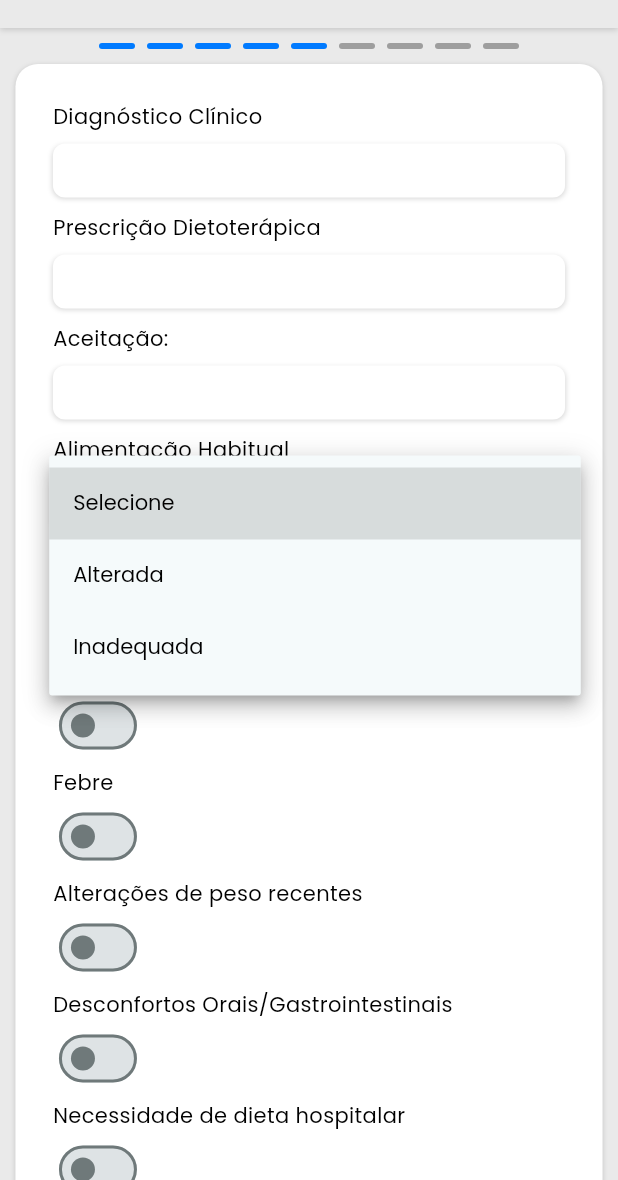
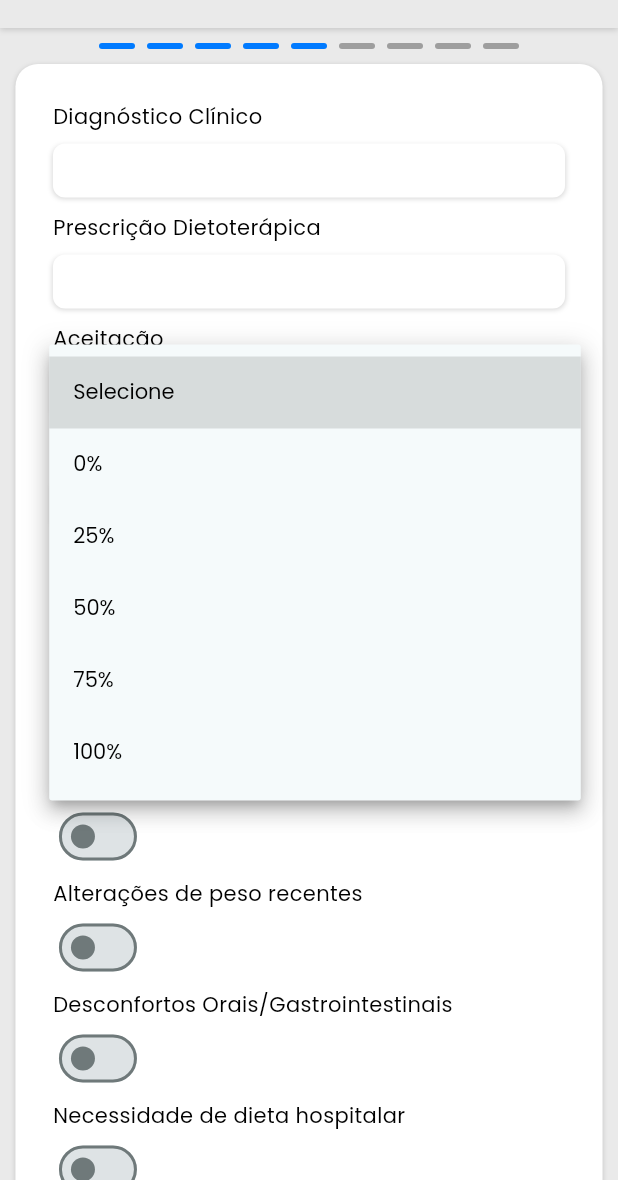
Before and after one commit to NutriClin/nutriclin, a Flutter app: the HospitalAtendimentoDadosClinicosNutricionaisPage widget shown alone on an empty page, opened directly, after a tap on "Selecione", on a phone screen of 412 x 824 dp, the part 56-1236 px from its top. Run offline on Flutter 3.47's test engine with Material 3 defaults, Android fonts, the phone set to English and light mode, and no system bars; our stand-ins replace cloud_firestore, firebase_auth, firebase_core, flutter_secure_storage, flutter_svg, package_info_plus and 2 more; accounts and stored records are empty.

```diff
--- a/nutri_app/lib/pages/atendimentos/hospital/hospital_atendimento_dados_clinicos_nutricionais.dart
+++ b/nutri_app/lib/pages/atendimentos/hospital/hospital_atendimento_dados_clinicos_nutricionais.dart
@@ -24,7 +24,6 @@ class _HospitalAtendimentoDadosClinicosNutricionaisPageState
   // Controllers para campos de texto
   final TextEditingController _diagnosticoController = TextEditingController();
   final TextEditingController _prescricaoController = TextEditingController();
-  final TextEditingController _acetaceboController = TextEditingController();
   final TextEditingController _alimentacaoHabitualController =
       TextEditingController();
   final TextEditingController _especificarAlimentacaoController =
@@ -54,6 +53,7 @@ class _HospitalAtendimentoDadosClinicosNutricionaisPageState
 
   String selectedAlimentacaoHabitual = 'Selecione';
   String selectedCondicaoFuncional = 'Selecione';
+  String selectedAceitacao = 'Selecione';
 
   // Estados para os switches/checkboxes
   bool _doencaAnterior = false;
@@ -82,7 +82,6 @@ class _HospitalAtendimentoDadosClinicosNutricionaisPageState
     // Dispose de todos os controllers
     _diagnosticoController.dispose();
     _prescricaoController.dispose();
-    _acetaceboController.dispose(); // Novo dispose
     _alimentacaoHabitualController.dispose();
     _especificarAlimentacaoController.dispose();
     _doencaAnteriorController.dispose();
@@ -109,17 +108,19 @@ class _HospitalAtendimentoDadosClinicosNutricionaisPageState
       // Controllers de texto
       _diagnosticoController.text = dados['diagnostico_clinico'] ?? '';
       _prescricaoController.text = dados['prescricao_dietoterapica'] ?? '';
-      _acetaceboController.text = dados['aceitacao'] ?? '';
       _alimentacaoHabitualController.text =
           dados['resumo_alimentacao_habitual'] ?? '';
-      _doencaAnteriorController.text = dados['doencaAnteriorDesc'] ?? '';
+      _doencaAnteriorController.text = dados['resumo_doenca_anterior'] ?? '';
       _cirurgiaController.text = dados['cirurgiaDesc'] ?? '';
       _quantoPesoController.text = dados['quantidade_perca_peso_recente'] ?? '';
-      _qualDietaController.text = dados['resumo_necessidade_dieta_hospitalar'] ?? '';
-      _tipoSuplementacaoController.text = dados['resumo_suplemento_nutricional'] ?? '';
+      _qualDietaController.text =
+          dados['resumo_necessidade_dieta_hospitalar'] ?? '';
+      _tipoSuplementacaoController.text =
+          dados['resumo_suplemento_nutricional'] ?? '';
       _especificarCondicaoController.text =
           dados['resumo_condicao_funcional'] ?? '';
-      _medicamentosController.text = dados['resumo_medicamentos_vitaminas_minerais_prescritos'] ?? '';
+      _medicamentosController.text =
+          dados['resumo_medicamentos_vitaminas_minerais_prescritos'] ?? '';
       _examesLaboratoriaisController.text =
           dados['resumo_exames_laboratoriais'] ?? '';
       _exameFisicoController.text = dados['resumo_exame_fisico'] ?? '';
@@ -129,6 +130,7 @@ class _HospitalAtendimentoDadosClinicosNutricionaisPageState
           dados['alimentacao_habitual']?.toString() ?? 'Selecione';
       selectedCondicaoFuncional =
           dados['possui_condicao_funcional']?.toString() ?? 'Selecione';
+      selectedAceitacao = dados['aceitacao']?.toString() ?? 'Selecione';
 
       _alimentacaoInadequada = selectedAlimentacaoHabitual == 'Inadequada';
       _condicaoFuncional = selectedCondicaoFuncional == 'Desfavorável';
@@ -150,7 +152,7 @@ class _HospitalAtendimentoDadosClinicosNutricionaisPageState
     await _atendimentoService.salvarDadosClinicosNutricionais(
       diagnostico: _diagnosticoController.text,
       prescricao: _prescricaoController.text,
-      aceitacao: _acetaceboController.text,
+      aceitacao: selectedAceitacao,
       alimentacaoHabitual: selectedAlimentacaoHabitual,
       especificarAlimentacao: _alimentacaoHabitualController.text,
       doencaAnterior: _doencaAnterior,
@@ -199,6 +201,11 @@ class _HospitalAtendimentoDadosClinicosNutricionaisPageState
         _especificarCondicaoController.clear();
       }
     });
+  }
+
+  void _onAceitacaoChanged(String? value) {
+    if (value == null) return;
+    setState(() => selectedAceitacao = value);
   }
 
   void _proceedToNext() {
@@ -271,10 +278,18 @@ class _HospitalAtendimentoDadosClinicosNutricionaisPageState
                           keyboardType: TextInputType.text,
                         ),
                         SizedBox(height: espacamentoCards),
-                        CustomInput(
-                          label: 'Aceitação:',
-                          controller: _acetaceboController,
-                          keyboardType: TextInputType.text,
+                        CustomDropdown(
+                          label: 'Aceitação',
+                          value: selectedAceitacao,
+                          items: const [
+                            'Selecione',
+                            '0%',
+                            '25%',
+                            '50%',
+                            '75%',
+                            '100%'
+                          ],
+                          onChanged: _onAceitacaoChanged,
                         ),
                         SizedBox(height: espacamentoCards),
                         CustomDropdown(
@@ -299,6 +314,14 @@ class _HospitalAtendimentoDadosClinicosNutricionaisPageState
                               setState(() => _doencaAnterior = value),
                           enabled: true,
                         ),
+                        if (_doencaAnterior) ...[
+                          SizedBox(height: espacamentoCards),
+                          CustomInput(
+                            label: 'Qual',
+                            controller: _doencaAnteriorController,
+                            keyboardType: TextInputType.text,
+                          ),
+                        ],
                         SizedBox(height: espacamentoCards),
                         CustomSwitch(
                           label: 'Cirurgia Recente',
--- a/nutri_app/lib/services/atendimento_service.dart
+++ b/nutri_app/lib/services/atendimento_service.dart
@@ -403,7 +403,8 @@ class AtendimentoService {
       'prescricao_dietoterapica':
           prefs.getString('$_prefsKeyDadosClinicos.prescricao_dietoterapica') ??
               '',
-      'aceitacao': prefs.getString('$_prefsKeyDadosClinicos.aceitacao') ?? '',
+      'aceitacao':
+          prefs.getString('$_prefsKeyDadosClinicos.aceitacao') ?? 'Selecione',
 
       // Alimentação
       'alimentacao_habitual':
@@ -417,8 +418,8 @@ class AtendimentoService {
       'possui_doenca_anterior':
           prefs.getBool('$_prefsKeyDadosClinicos.possui_doenca_anterior') ??
               false,
-      'diagnostico_nutricional':
-          prefs.getString('$_prefsKeyDadosClinicos.diagnostico_nutricional') ??
+      'resumo_doenca_anterior':
+          prefs.getString('$_prefsKeyDadosClinicos.resumo_doenca_anterior') ??
               '',
       'possui_cirurgia_recente':
           prefs.getBool('$_prefsKeyDadosClinicos.possui_cirurgia_recente') ??
@@ -461,6 +462,7 @@ class AtendimentoService {
           prefs.getBool('$_prefsKeyDadosClinicos.possui_etilismo') ?? false,
 
       // Condição funcional
+
       'possui_condicao_funcional': prefs
               .getString('$_prefsKeyDadosClinicos.possui_condicao_funcional') ??
           'Selecione',
@@ -619,11 +621,18 @@ class AtendimentoService {
   Future<void> salvarConsumoAlimentar({
     required String habitual,
     required String atual,
+    required String ingestaoHidrica,
+    required String evacuacao,
+    required String diurese,
   }) async {
     final prefs = await SharedPreferences.getInstance();
 
     await prefs.setString('$_prefsKeyConsumoAlimentar.habitual', habitual);
     await prefs.setString('$_prefsKeyConsumoAlimentar.atual', atual);
+    await prefs.setString(
+        '$_prefsKeyConsumoAlimentar.ingestao_hidrica', ingestaoHidrica);
+    await prefs.setString('$_prefsKeyConsumoAlimentar.evacuacao', evacuacao);
+    await prefs.setString('$_prefsKeyConsumoAlimentar.diurese', diurese);
   }
 
   Future<Map<String, String>> carregarConsumoAlimentar() async {
@@ -632,6 +641,11 @@ class AtendimentoService {
     return {
       'habitual': prefs.getString('$_prefsKeyConsumoAlimentar.habitual') ?? '',
       'atual': prefs.getString('$_prefsKeyConsumoAlimentar.atual') ?? '',
+      'ingestao_hidrica':
+          prefs.getString('$_prefsKeyConsumoAlimentar.ingestao_hidrica') ?? '',
+      'evacuacao':
+          prefs.getString('$_prefsKeyConsumoAlimentar.evacuacao') ?? '',
+      'diurese': prefs.getString('$_prefsKeyConsumoAlimentar.diurese') ?? '',
     };
   }
 
@@ -640,6 +654,9 @@ class AtendimentoService {
 
     await prefs.remove('$_prefsKeyConsumoAlimentar.habitual');
     await prefs.remove('$_prefsKeyConsumoAlimentar.atual');
+    await prefs.remove('$_prefsKeyConsumoAlimentar.ingestao_hidrica');
+    await prefs.remove('$_prefsKeyConsumoAlimentar.evacuacao');
+    await prefs.remove('$_prefsKeyConsumoAlimentar.diurese');
   }
 
 // Dados de requerimentos nutricionais
```
Also changed, not shown: nutri_app/lib/pages/atendimentos/hospital/hospital_atendimento_consumo_alimentar.dart (+31 -0 lines), nutri_app/lib/pages/atendimentos/hospital/hospital_atendimento_identificacao.dart (+8 -8 lines), nutri_app/lib/pages/atendimentos/hospital/hospital_atendimento_requerimentos_nutricionais.dart (+11 -11 lines).
